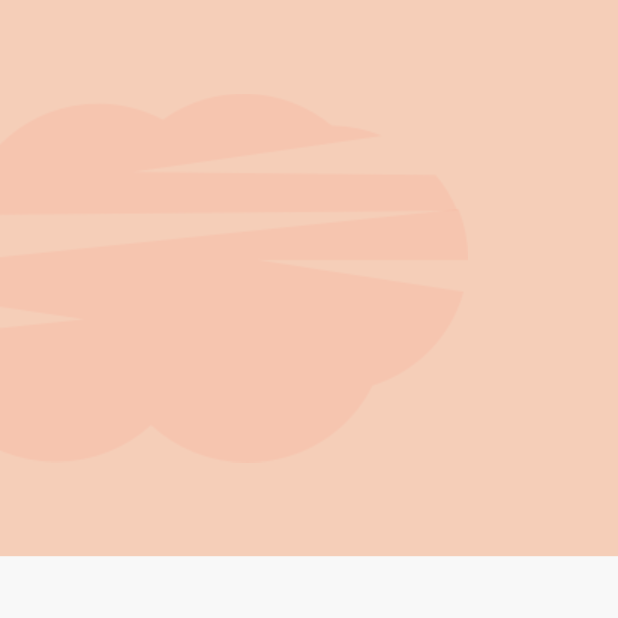
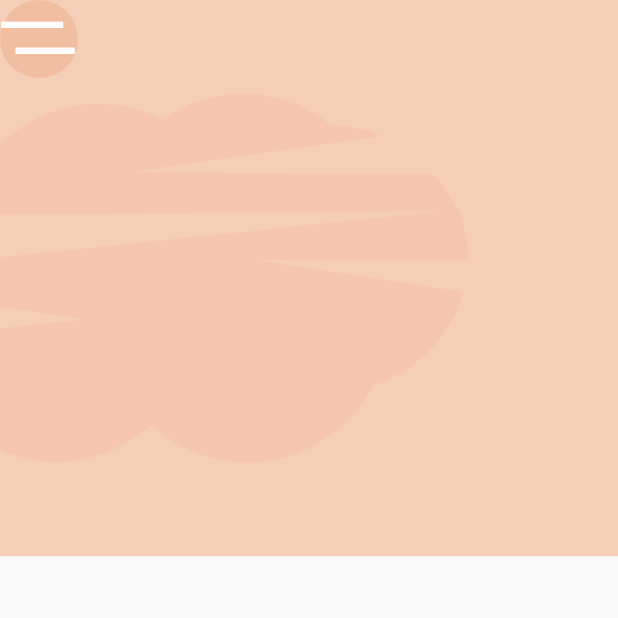
Before and after one commit to hoursing/workout-exercises-app, a Flutter app: the screen it shows after launch, on a phone screen of 412 x 824 dp, the top half of it. Run offline on Flutter 3.47's test engine with Material 2 defaults, Android fonts, the light colour scheme and no system bars; our stand-ins replace flutter_svg.

Commit message:
Add menu

```diff
--- a/lib/main.dart
+++ b/lib/main.dart
@@ -1,4 +1,5 @@
 import 'package:flutter/material.dart';
+import 'package:flutter_svg/svg.dart';
 import 'package:workout_daily/const.dart';
 
 void main() {
@@ -39,9 +40,23 @@ class HomeScreen extends StatelessWidget {
             decoration: BoxDecoration(
               color: Color(0xFFF5CEB8),
               image: DecorationImage(
-                alignment: Alignment.centerLeft,
-                image: AssetImage("assets/imgs/undraw_pilates_gpdb.png")
-                ),
+                  alignment: Alignment.centerLeft,
+                  image: AssetImage("assets/imgs/undraw_pilates_gpdb.png")),
+            ),
+          ),
+          SafeArea(
+              child: Column(
+                children: <Widget>[
+                  Container(
+                    height: 52,
+                    width: 52,
+                    decoration: BoxDecoration(
+                      color: Color(0xFFF2BEA1),
+                      shape: BoxShape.circle,
+                    ),
+                    child: SvgPicture.asset('assets/icons/menu.svg'),
+                  ),
+                ],
             ),
           ),
         ],
--- a/pubspec.yaml
+++ b/pubspec.yaml
@@ -34,7 +34,7 @@ dependencies:
   # The following adds the Cupertino Icons font to your application.
   # Use with the CupertinoIcons class for iOS style icons.
   cupertino_icons: ^1.0.2
-  flutter_svg: ^0.17.4
+  flutter_svg: ^1.0.0
 
 dev_dependencies:
   flutter_test:
```
Also changed, not shown: pubspec.lock.
